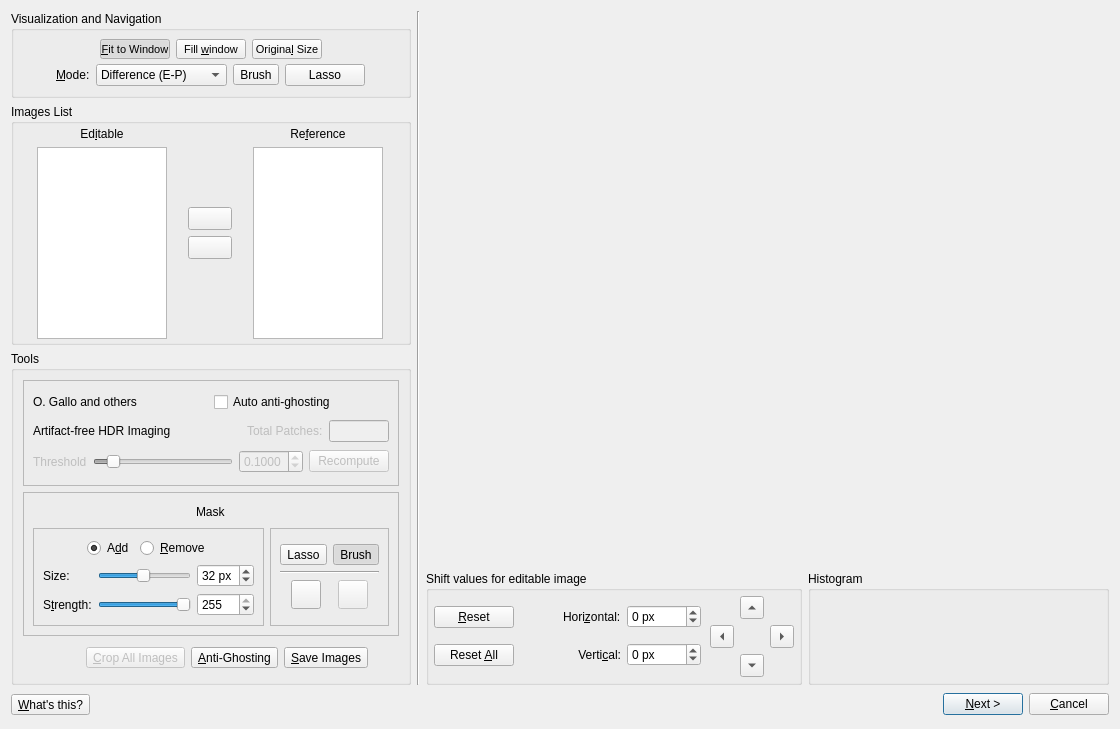
Qt form src/HdrWizard/EditingTools.ui (LuminanceHDR/LuminanceHDR) before a commit.
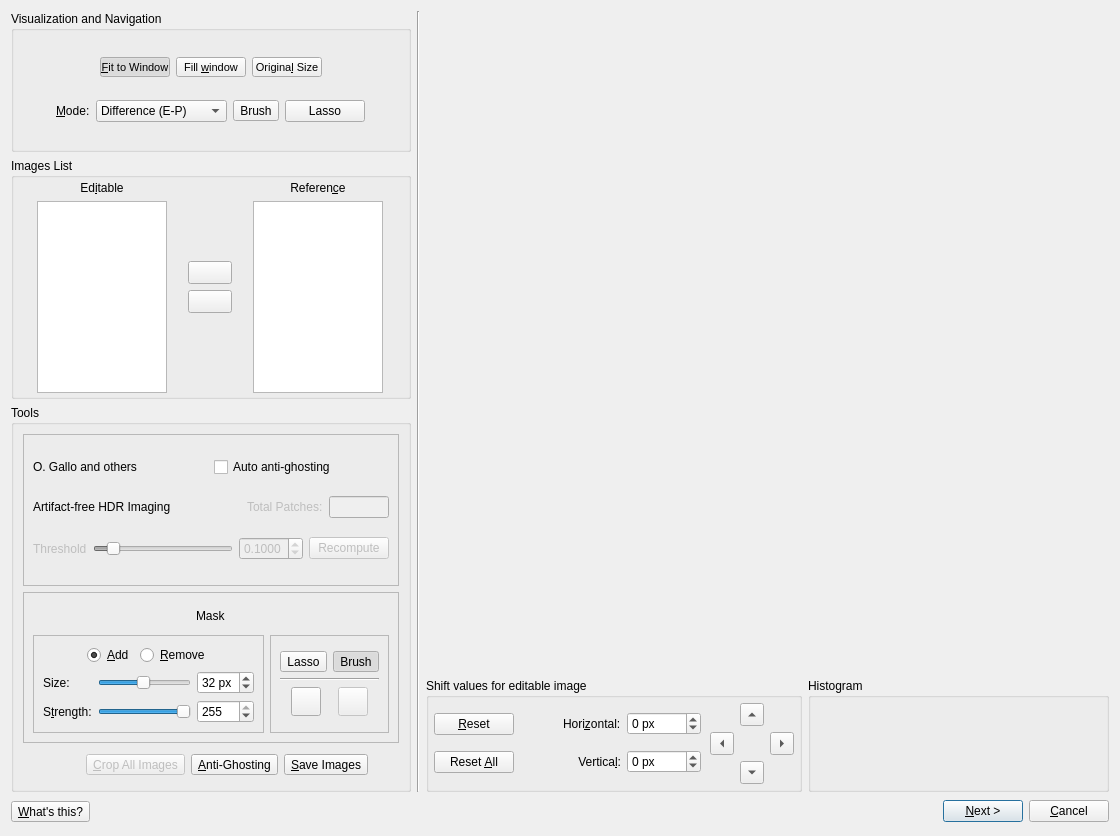
The same form after that commit. Icons and pictures are not drawn.

Commit message:
[Luminance HDR]: Use Icons Theme on Windows and OSX.
Add new directory "icons" that must be installed alongside with the program. That directory can contain platform specific icons (right now our icons, in the future...). Its path and the Theme name is conditionally set in MainGui/main.cpp for both Windows and OSX. Luminance HDR specific icons are now
in "program-icons" and icons.qrc has been modified accordingly. Old "images" directory still contains miscellaneous icons/images not used right now.

Diff of the .ui file:
```diff
--- a/src/HdrWizard/EditingTools.ui
+++ b/src/HdrWizard/EditingTools.ui
@@ -10,11 +10,11 @@
     <x>0</x>
     <y>0</y>
     <width>1120</width>
-    <height>729</height>
+    <height>836</height>
    </rect>
   </property>
   <property name="sizePolicy">
-   <sizepolicy hsizetype="MinimumExpanding" vsizetype="Preferred">
+   <sizepolicy hsizetype="MinimumExpanding" vsizetype="Minimum">
     <horstretch>0</horstretch>
     <verstretch>0</verstretch>
    </sizepolicy>
@@ -324,6 +324,13 @@
                   <property name="text">
                    <string>Brush</string>
                   </property>
+                  <property name="icon">
+                   <iconset theme="draw-brush">
+                    <normaloff>.</normaloff>.</iconset>
+                  </property>
+                  <property name="toolButtonStyle">
+                   <enum>Qt::ToolButtonTextBesideIcon</enum>
+                  </property>
                  </widget>
                 </item>
                 <item>
@@ -547,7 +554,7 @@
                 <item>
                  <widget class="QLabel" name="label_reference_list">
                   <property name="text">
-                   <string>Re&amp;ference</string>
+                   <string>Referen&amp;ce</string>
                   </property>
                   <property name="alignment">
                    <set>Qt::AlignCenter</set>
@@ -1019,7 +1026,7 @@
                              <string>&lt;html&gt;&lt;head/&gt;&lt;body&gt;&lt;p&gt;Add a mask using lasso or brush&lt;/p&gt;&lt;/body&gt;&lt;/html&gt;</string>
                             </property>
                             <property name="text">
-                             <string>A&amp;dd</string>
+                             <string>&amp;Add</string>
                             </property>
                             <property name="checked">
                              <bool>true</bool>
@@ -1486,7 +1493,7 @@
                    <enum>Qt::LeftToRight</enum>
                   </property>
                   <property name="text">
-                   <string>Verti&amp;cal:</string>
+                   <string>Vertica&amp;l:</string>
                   </property>
                   <property name="alignment">
                    <set>Qt::AlignRight|Qt::AlignTrailing|Qt::AlignVCenter</set>
```
Left out of the diff: 13 changed lines with no effect on the pictures. The commit also changes 174 other files.
